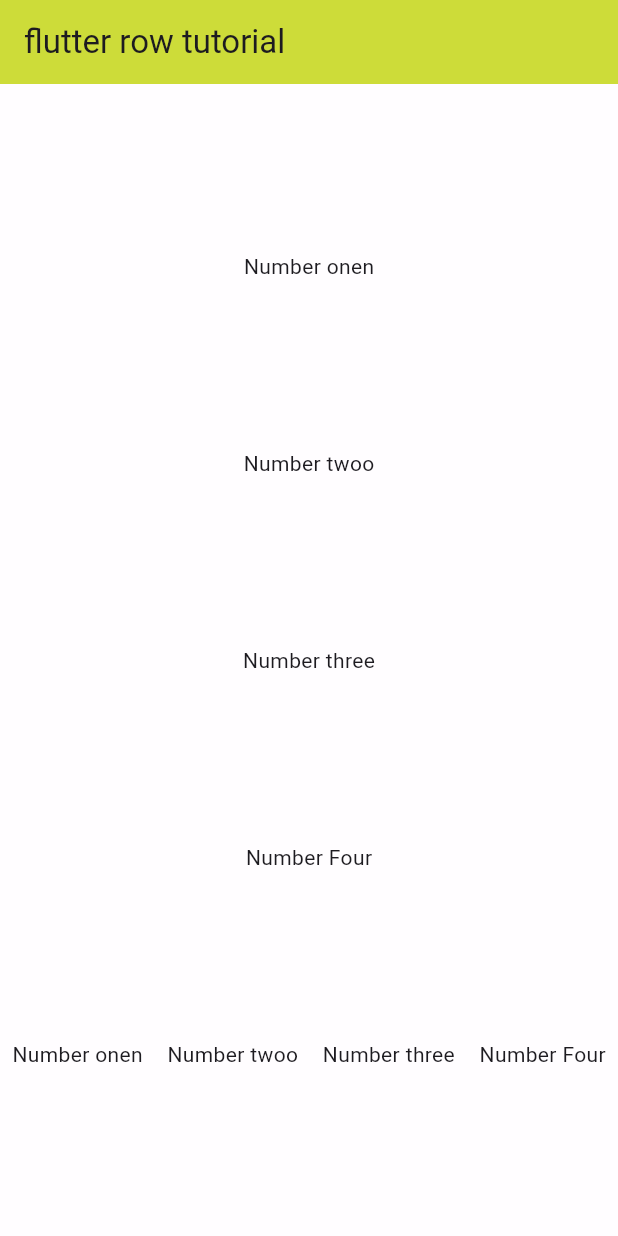
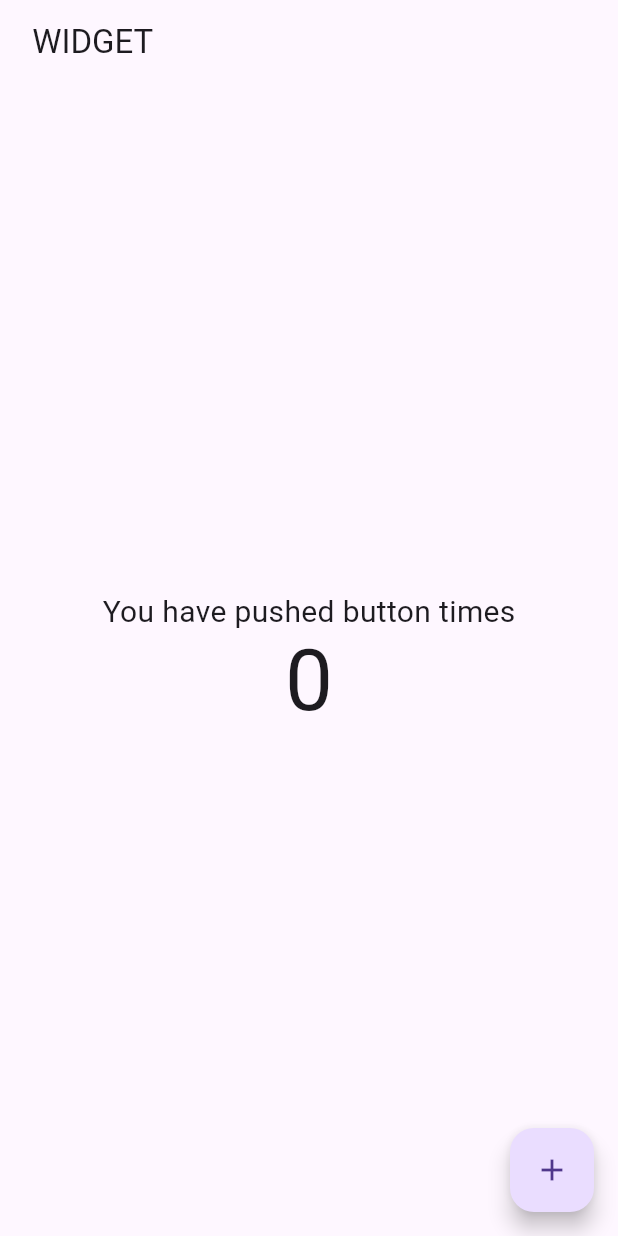
Before and after one commit to NamalTharindu97/flutter_demo_projects, a Flutter app: the screen it shows after launch, on a phone screen of 412 x 824 dp. Run offline on Flutter 3.47's test engine with Material 3 defaults, Android fonts, the phone set to English and light mode, and no system bars.

Commit message:
add state main file

```diff
--- a/row_col_demo/lib/main.dart
+++ b/row_col_demo/lib/main.dart
@@ -10,48 +10,53 @@
   @override
   Widget build(BuildContext context) {
     return MaterialApp(
-      title: 'Flutter Demo',
-      home: MyHomePage(),
+      debugShowCheckedModeBanner: false,
+      title: "widget tutorial",
+      home: HomePage(),
     );
   }
 }
 
-class MyHomePage extends StatefulWidget {
+class HomePage extends StatefulWidget {
   @override
-  State<MyHomePage> createState() => _MyHomePageState();
+  State<HomePage> createState() => _HomePageState();
 }
 
-class _MyHomePageState extends State<MyHomePage> {
+class _HomePageState extends State<HomePage> {
+  int count = 0;
+
+  void plus() {
+    setState(() {
+      count++;
+      print(count);
+    });
+  }
+
   @override
   Widget build(BuildContext context) {
     return Scaffold(
-        appBar: AppBar(
-          backgroundColor: Colors.lime,
-          title: Text('flutter row tutorial'),
+      appBar: AppBar(
+        title: Text(" WIDGET "),
+      ),
+      body: Center(
+        child: Column(
+          mainAxisAlignment: MainAxisAlignment.center,
+          children: [
+            Text(
+              "You have pushed button times",
+              style: TextStyle(fontSize: 20.0),
+            ),
+            Text(
+              '$count',
+              style: Theme.of(context).textTheme.displayLarge,
+            ),
+          ],
         ),
-        body: Container(
-          color: Colors.white70,
-          width: double.infinity,
-          child: Column(
-            mainAxisAlignment: MainAxisAlignment.spaceEvenly,
-            crossAxisAlignment: CrossAxisAlignment.center,
-            children: [
-              Text("Number onen"),
-              Text("Number twoo"),
-              Text("Number three"),
-              Text("Number Four"),
-              //use row inside the colum
-              Row(
-                mainAxisAlignment: MainAxisAlignment.spaceAround,
-                children: [
-                  Text("Number onen"),
-                  Text("Number twoo"),
-                  Text("Number three"),
-                  Text("Number Four"),
-                ],
-              )
-            ],
-          ),
-        ));
+      ),
+      floatingActionButton: FloatingActionButton(
+        onPressed: plus,
+        child: Icon(Icons.add),
+      ),
+    );
   }
 }
```
